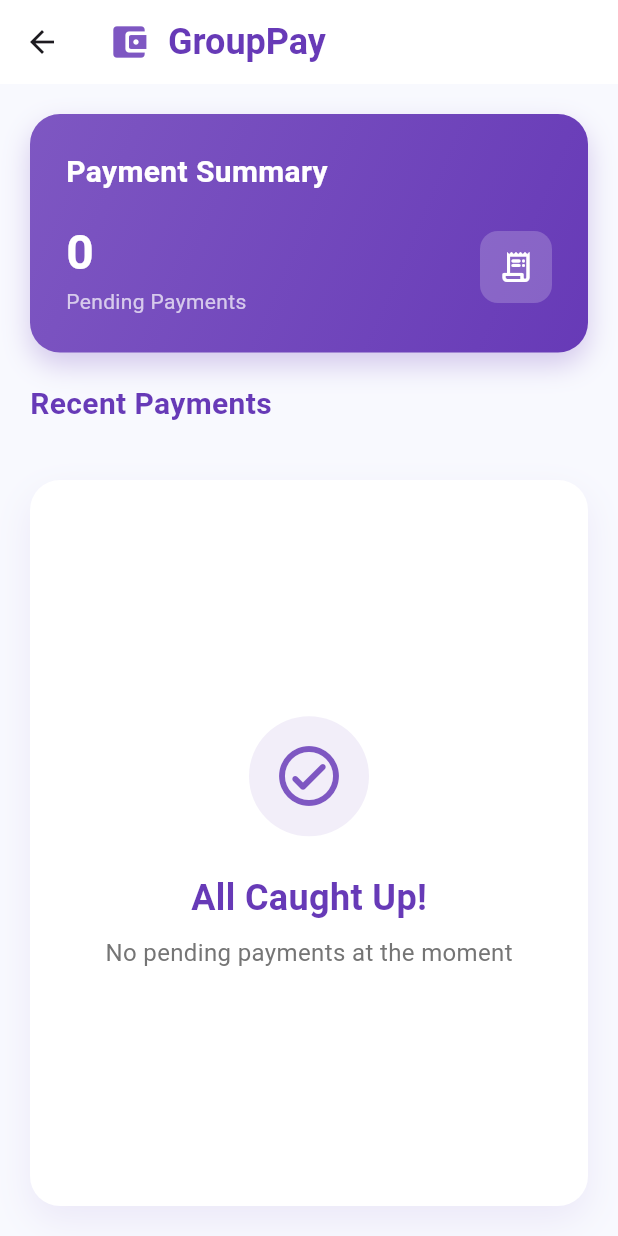
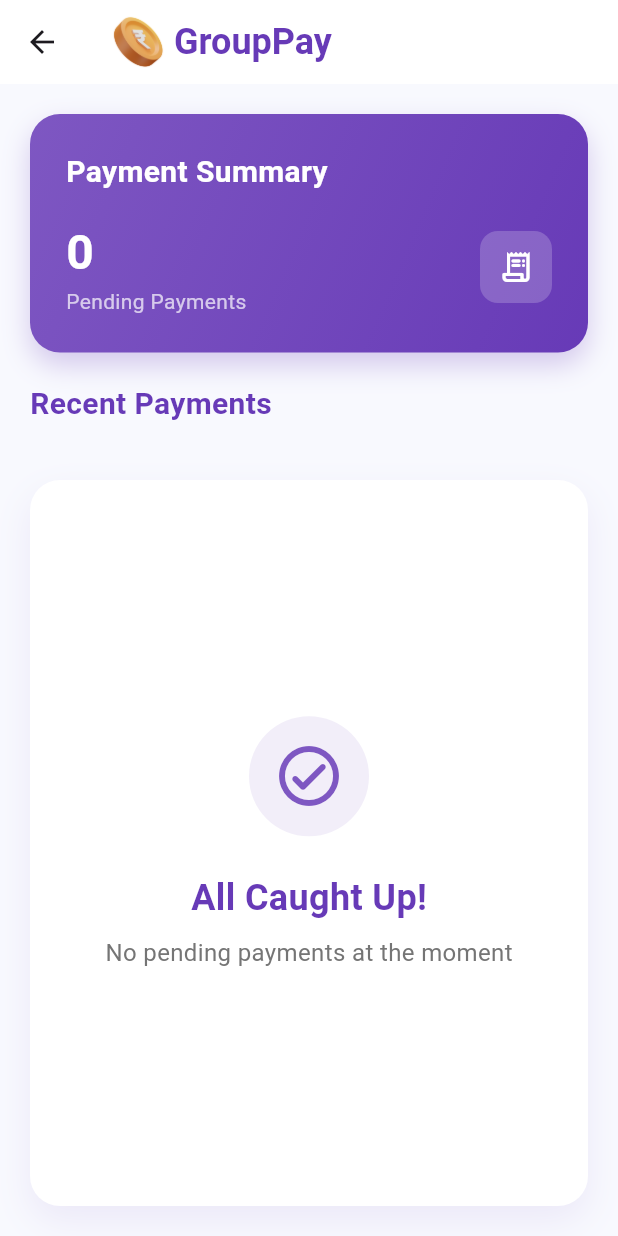
Before and after one commit to Paul-005/group_pay_client, a Flutter app: the Dashboard screen opened directly, on a phone screen of 412 x 824 dp. Run offline on Flutter 3.47's test engine with Material 3 defaults, Android fonts, the phone set to English and light mode, and no system bars; our stand-ins replace cloud_firestore, firebase_auth, firebase_core, firebase_messaging, lottie; accounts and stored records are empty.

Commit message:
Update dependencies, add new assets, and enhance UI components
- Added new dependencies in pubspec.lock for args, checked_yaml, cli_util, image, json_annotation, petitparser, xml, and yaml.
- Updated pubspec.yaml to include flutter_launcher_icons and added new asset paths for logo and Google Pay images.
- Replaced icons with asset images in the login screen and dashboard app bar.
- Updated payment method card to display Google Pay image conditionally.

**INITIAL VERSION***

```diff
--- a/lib/auth/login_screen.dart
+++ b/lib/auth/login_screen.dart
@@ -44,6 +44,12 @@ class _LoginPageState extends State<LoginPage> {
   _header(context) {
     return Column(
       children: [
+        Image.asset(
+          'assets/logo.png',
+          height: 100,
+          width: 100,
+        ),
+        const SizedBox(height: 20),
         const Text(
           "Welcome Back",
           style: TextStyle(fontSize: 40, fontWeight: FontWeight.bold),
--- a/lib/dashboard/dashboard.dart
+++ b/lib/dashboard/dashboard.dart
@@ -128,15 +128,15 @@ class _DashboardState extends State<Dashboard> {
     return Scaffold(
       backgroundColor: const Color(0xFFF8F9FE),
       appBar: AppBar(
-        title: const Row(
+        title: Row(
           children: [
-            Icon(
-              Icons.account_balance_wallet_rounded,
-              color: Color(0xFF7E57C2),
-              size: 28,
+            Image.asset(
+              'assets/logo.png',
+              height: 40,
+              width: 40,
             ),
-            SizedBox(width: 12),
-            Text(
+            const SizedBox(width: 4),
+            const Text(
               "GroupPay",
               style: TextStyle(
                 color: Color(0xFF673AB7),
--- a/pubspec.yaml
+++ b/pubspec.yaml
@@ -45,6 +45,7 @@ dependencies:
 dev_dependencies:
   flutter_test:
     sdk: flutter
+  flutter_launcher_icons: ^0.13.1
 
   # The "flutter_lints" package below contains a set of recommended lints to
   # encourage good coding practices. The lint set provided by the package is
@@ -66,6 +67,8 @@ flutter:
   # To add assets to your application, add an assets section, like this:
   assets:
     - assets/anims/
+    - assets/logo.png
+    - assets/google_pay.png
   #   - images/a_dot_ham.jpeg
 
   # An image asset can refer to one or more resolution-specific "variants", see
```
Also changed, not shown: flutter_launcher_icons.yaml (added, +12 -0 lines), lib/dashboard/pay_now.dart (+7 -6 lines), assets/google_pay.png (added), assets/logo.png (added), pubspec.lock, 27 other files.
